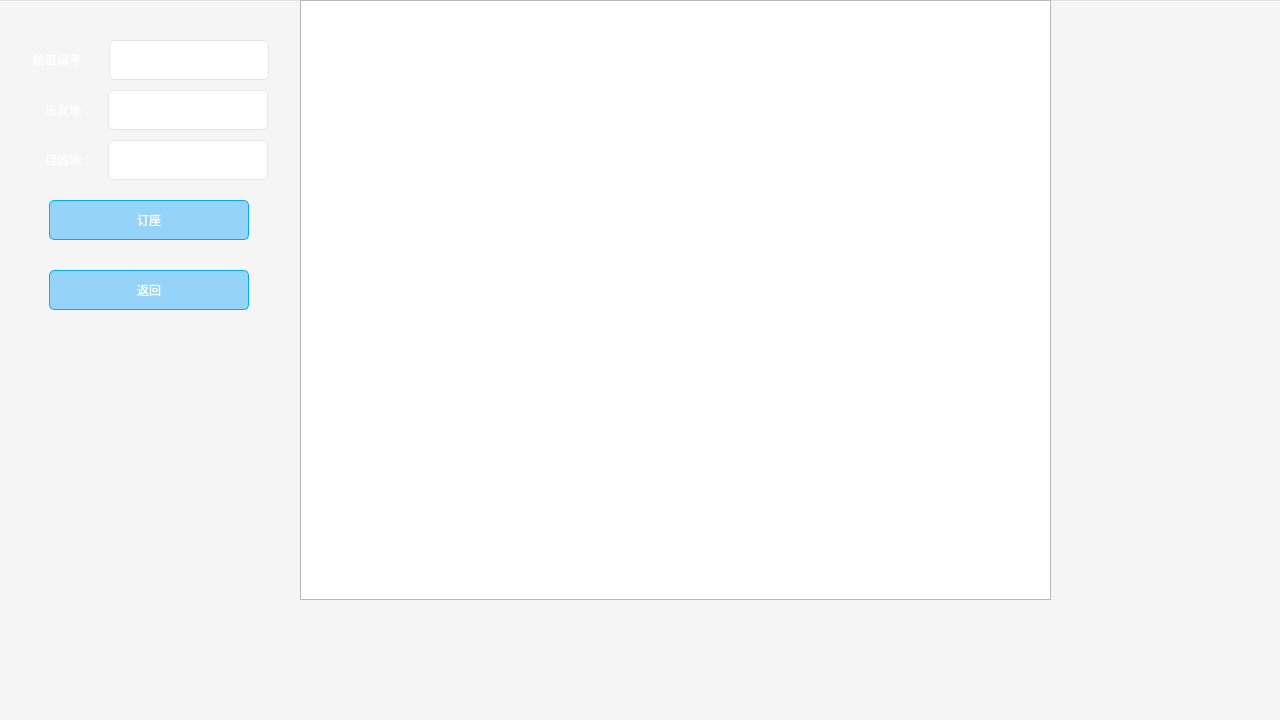
Qt form Pro1 mk34/book.ui (KamChiHei/330) before a commit.
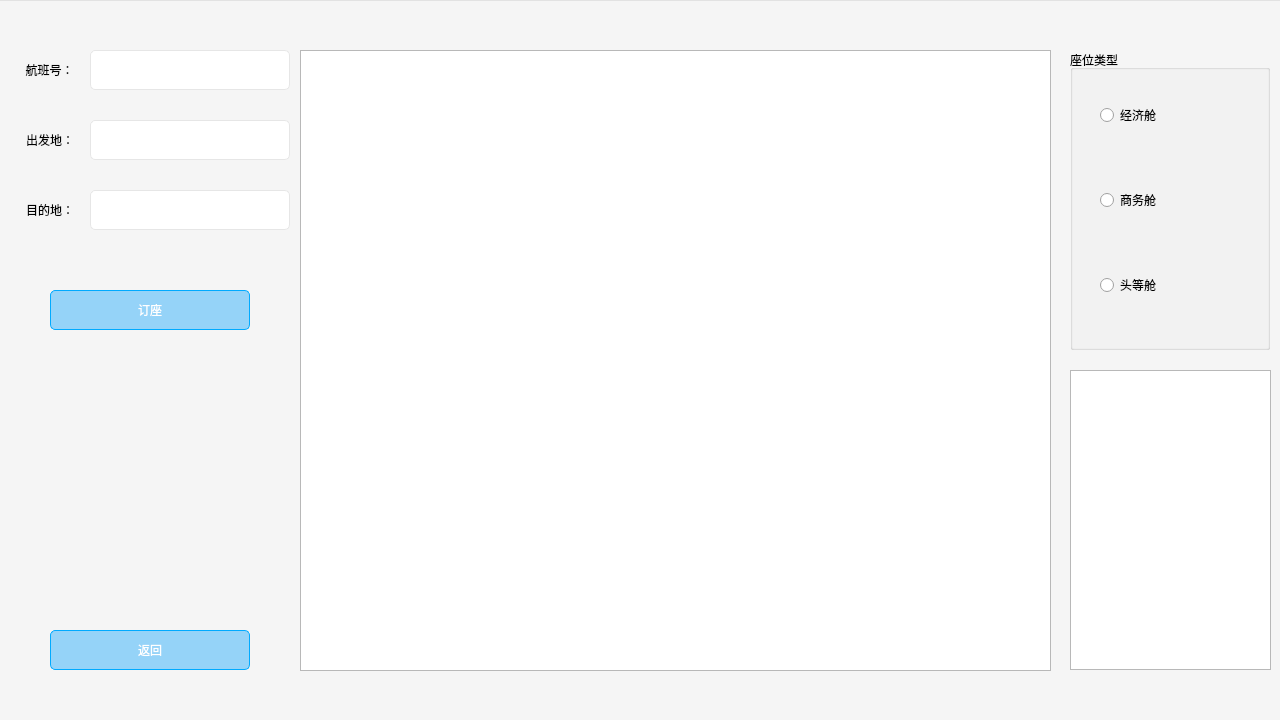
The same form after that commit. Icons and pictures are not drawn.

```diff
--- a/Pro1 mk34/book.ui
+++ b/Pro1 mk34/book.ui
@@ -17,15 +17,303 @@
    <iconset resource="icon.qrc">
     <normaloff>:/new/prefix1/iconANDpic/plane.png</normaloff>:/new/prefix1/iconANDpic/plane.png</iconset>
   </property>
+  <property name="styleSheet">
+   <string notr="true">QMainWindow#Book{
+background-image: url(:/new/prefix2/iconANDpic/book.jpg);
+}
+</string>
+  </property>
   <widget class="QWidget" name="centralwidget">
+   <widget class="QPushButton" name="Back">
+    <property name="geometry">
+     <rect>
+      <x>50</x>
+      <y>630</y>
+      <width>200</width>
+      <height>40</height>
+     </rect>
+    </property>
+    <property name="styleSheet">
+     <string notr="true">QPushButton {
+	font: 700 24pt &quot;微软雅黑&quot;;
+	color: rgb(255, 255, 255);
+
+
+background-color: rgba(0, 159, 252,100);
+
+   border: 1px solid rgb(0, 170, 255); 
+    border-radius: 5px;
+}
+
+QPushButton:hover {
+
+
+background-color: rgba(0, 159, 252,200);
+ 
+}</string>
+    </property>
+    <property name="text">
+     <string>返回</string>
+    </property>
+   </widget>
    <widget class="QTableView" name="Tickets">
     <property name="geometry">
      <rect>
       <x>300</x>
-      <y>0</y>
+      <y>50</y>
       <width>751</width>
-      <height>600</height>
+      <height>621</height>
      </rect>
+    </property>
+    <property name="font">
+     <font>
+      <family>微软雅黑</family>
+      <pointsize>10</pointsize>
+      <bold>true</bold>
+     </font>
+    </property>
+   </widget>
+   <widget class="QPushButton" name="BookButton">
+    <property name="geometry">
+     <rect>
+      <x>50</x>
+      <y>290</y>
+      <width>200</width>
+      <height>40</height>
+     </rect>
+    </property>
+    <property name="styleSheet">
+     <string notr="true">QPushButton {
+	font: 700 24pt &quot;微软雅黑&quot;;
+	color: rgb(255, 255, 255);
+
+
+background-color: rgba(0, 159, 252,100);
+
+   border: 1px solid rgb(0, 170, 255); 
+    border-radius: 5px;
+}
+
+QPushButton:hover {
+
+
+background-color: rgba(0, 159, 252,200);
+ 
+}</string>
+    </property>
+    <property name="text">
+     <string>订座</string>
+    </property>
+   </widget>
+   <widget class="QLabel" name="label_3">
+    <property name="geometry">
+     <rect>
+      <x>10</x>
+      <y>190</y>
+      <width>80</width>
+      <height>40</height>
+     </rect>
+    </property>
+    <property name="styleSheet">
+     <string notr="true">font: 700 14pt &quot;微软雅黑&quot;;</string>
+    </property>
+    <property name="text">
+     <string>目的地：</string>
+    </property>
+    <property name="alignment">
+     <set>Qt::AlignmentFlag::AlignCenter</set>
+    </property>
+   </widget>
+   <widget class="QLabel" name="label_2">
+    <property name="geometry">
+     <rect>
+      <x>10</x>
+      <y>120</y>
+      <width>80</width>
+      <height>40</height>
+     </rect>
+    </property>
+    <property name="styleSheet">
+     <string notr="true">font: 700 14pt &quot;微软雅黑&quot;;</string>
+    </property>
+    <property name="text">
+     <string>出发地：</string>
+    </property>
+    <property name="alignment">
+     <set>Qt::AlignmentFlag::AlignCenter</set>
+    </property>
+   </widget>
+   <widget class="QLabel" name="label_5">
+    <property name="geometry">
+     <rect>
+      <x>9</x>
+      <y>50</y>
+      <width>81</width>
+      <height>40</height>
+     </rect>
+    </property>
+    <property name="styleSheet">
+     <string notr="true">font: 700 14pt &quot;微软雅黑&quot;;</string>
+    </property>
+    <property name="text">
+     <string>航班号：</string>
+    </property>
+    <property name="alignment">
+     <set>Qt::AlignmentFlag::AlignCenter</set>
+    </property>
+   </widget>
+   <widget class="QGroupBox" name="groupBox">
+    <property name="geometry">
+     <rect>
+      <x>1070</x>
+      <y>50</y>
+      <width>200</width>
+      <height>300</height>
+     </rect>
+    </property>
+    <property name="styleSheet">
+     <string notr="true">font: 700 20pt &quot;微软雅黑&quot;;</string>
+    </property>
+    <property name="title">
+     <string>座位类型</string>
+    </property>
+    <widget class="QRadioButton" name="jjBt">
+     <property name="geometry">
+      <rect>
+       <x>30</x>
+       <y>45</y>
+       <width>120</width>
+       <height>40</height>
+      </rect>
+     </property>
+     <property name="styleSheet">
+      <string notr="true">font: 700 16pt &quot;微软雅黑&quot;;</string>
+     </property>
+     <property name="text">
+      <string>经济舱</string>
+     </property>
+    </widget>
+    <widget class="QRadioButton" name="swBt">
+     <property name="geometry">
+      <rect>
+       <x>30</x>
+       <y>130</y>
+       <width>121</width>
+       <height>40</height>
+      </rect>
+     </property>
+     <property name="styleSheet">
+      <string notr="true">font: 700 16pt &quot;微软雅黑&quot;;</string>
+     </property>
+     <property name="text">
+      <string>商务舱</string>
+     </property>
+    </widget>
+    <widget class="QRadioButton" name="tdBt">
+     <property name="geometry">
+      <rect>
+       <x>30</x>
+       <y>215</y>
+       <width>121</width>
+       <height>40</height>
+      </rect>
+     </property>
+     <property name="styleSheet">
+      <string notr="true">font: 700 16pt &quot;微软雅黑&quot;;</string>
+     </property>
+     <property name="text">
+      <string>头等舱</string>
+     </property>
+    </widget>
+   </widget>
+   <widget class="QTableView" name="Seats">
+    <property name="geometry">
+     <rect>
+      <x>1070</x>
+      <y>370</y>
+      <width>201</width>
+      <height>300</height>
+     </rect>
+    </property>
+    <property name="font">
+     <font>
+      <family>微软雅黑</family>
+      <pointsize>10</pointsize>
+      <bold>true</bold>
+     </font>
+    </property>
+    <attribute name="horizontalHeaderDefaultSectionSize">
+     <number>200</number>
+    </attribute>
+   </widget>
+   <widget class="QLabel" name="errorLb">
+    <property name="geometry">
+     <rect>
+      <x>50</x>
+      <y>250</y>
+      <width>200</width>
+      <height>40</height>
+     </rect>
+    </property>
+    <property name="text">
+     <string/>
+    </property>
+   </widget>
+   <widget class="QLineEdit" name="flight_idEdit">
+    <property name="geometry">
+     <rect>
+      <x>90</x>
+      <y>50</y>
+      <width>200</width>
+      <height>40</height>
+     </rect>
+    </property>
+    <property name="styleSheet">
+     <string notr="true">
+	font: 16pt &quot;Microsoft YaHei UI&quot;;
+    border: 1px solid rgb(230, 230, 230);
+    border-radius: 5px;
+
+</string>
+    </property>
+   </widget>
+   <widget class="QLineEdit" name="fEdit">
+    <property name="geometry">
+     <rect>
+      <x>90</x>
+      <y>120</y>
+      <width>200</width>
+      <height>40</height>
+     </rect>
+    </property>
+    <property name="styleSheet">
+     <string notr="true">
+	font: 16pt &quot;Microsoft YaHei UI&quot;;
+    border: 1px solid rgb(230, 230, 230);
+    border-radius: 5px;
+
+</string>
+    </property>
+   </widget>
+   <widget class="QLineEdit" name="tEdit">
+    <property name="geometry">
+     <rect>
+      <x>90</x>
+      <y>190</y>
+      <width>200</width>
+      <height>40</height>
+     </rect>
+    </property>
+    <property name="styleSheet">
+     <string notr="true">
+	font: 16pt &quot;Microsoft YaHei UI&quot;;
+    border: 1px solid rgb(230, 230, 230);
+    border-radius: 5px;
+
+</string>
+    </property>
+    <property name="text">
+     <string/>
     </property>
    </widget>
    <widget class="QFrame" name="frame">
@@ -34,16 +322,11 @@
       <x>-1</x>
       <y>0</y>
       <width>1282</width>
-      <height>721</height>
+      <height>722</height>
      </rect>
     </property>
     <property name="styleSheet">
-     <string notr="true">QFrame#frame{
-
-background-color: rgba(255, 255, 255, 100);
-background-image: url(:/new/prefix2/iconANDpic/book.jpg);
-}
-</string>
+     <string notr="true">background-color: rgba(255, 255, 255, 100);</string>
     </property>
     <property name="frameShape">
      <enum>QFrame::Shape::StyledPanel</enum>
@@ -51,182 +334,20 @@
     <property name="frameShadow">
      <enum>QFrame::Shadow::Raised</enum>
     </property>
-    <widget class="QLineEdit" name="flight_idEdit">
-     <property name="geometry">
-      <rect>
-       <x>110</x>
-       <y>40</y>
-       <width>160</width>
-       <height>40</height>
-      </rect>
-     </property>
-     <property name="styleSheet">
-      <string notr="true">
-	font: 16pt &quot;Microsoft YaHei UI&quot;;
-    border: 1px solid rgb(230, 230, 230);
-    border-radius: 5px;
-
-</string>
-     </property>
-    </widget>
-    <widget class="QLineEdit" name="fEdit">
-     <property name="geometry">
-      <rect>
-       <x>109</x>
-       <y>90</y>
-       <width>160</width>
-       <height>40</height>
-      </rect>
-     </property>
-     <property name="styleSheet">
-      <string notr="true">
-	font: 16pt &quot;Microsoft YaHei UI&quot;;
-    border: 1px solid rgb(230, 230, 230);
-    border-radius: 5px;
-
-</string>
-     </property>
-    </widget>
-    <widget class="QLineEdit" name="tEdit">
-     <property name="geometry">
-      <rect>
-       <x>109</x>
-       <y>140</y>
-       <width>160</width>
-       <height>40</height>
-      </rect>
-     </property>
-     <property name="styleSheet">
-      <string notr="true">
-	font: 16pt &quot;Microsoft YaHei UI&quot;;
-    border: 1px solid rgb(230, 230, 230);
-    border-radius: 5px;
-
-</string>
-     </property>
-     <property name="text">
-      <string/>
-     </property>
-    </widget>
-    <widget class="QPushButton" name="BookButton">
-     <property name="geometry">
-      <rect>
-       <x>50</x>
-       <y>200</y>
-       <width>200</width>
-       <height>40</height>
-      </rect>
-     </property>
-     <property name="styleSheet">
-      <string notr="true">QPushButton {
-
-	background-color: rgba(0, 159, 252,100);
-
-	font: 700 16pt &quot;微软雅黑&quot;;
-	color: rgb(255, 255, 255);
-border: 1px solid rgb(0, 170, 255); 
-    border-radius: 5px;
-}
-
-QPushButton:hover {  
-	background-color: rgba(0, 159, 252,200);
-}</string>
-     </property>
-     <property name="text">
-      <string>订座</string>
-     </property>
-    </widget>
-    <widget class="QPushButton" name="Back">
-     <property name="geometry">
-      <rect>
-       <x>50</x>
-       <y>270</y>
-       <width>200</width>
-       <height>40</height>
-      </rect>
-     </property>
-     <property name="styleSheet">
-      <string notr="true">QPushButton {
-
-	background-color: rgba(0, 159, 252,100);
-
-	font: 700 16pt &quot;微软雅黑&quot;;
-	color: rgb(255, 255, 255);
-border: 1px solid rgb(0, 170, 255); 
-    border-radius: 5px;
-}
-
-QPushButton:hover {  
-	background-color: rgba(0, 159, 252,200);
-}</string>
-     </property>
-     <property name="text">
-      <string>返回</string>
-     </property>
-    </widget>
-    <widget class="QLabel" name="label_4">
-     <property name="geometry">
-      <rect>
-       <x>9</x>
-       <y>40</y>
-       <width>101</width>
-       <height>40</height>
-      </rect>
-     </property>
-     <property name="styleSheet">
-      <string notr="true">font: 700 16pt &quot;微软雅黑&quot;;
-color: rgb(255, 255, 255);</string>
-     </property>
-     <property name="text">
-      <string>航班编号:</string>
-     </property>
-     <property name="alignment">
-      <set>Qt::AlignmentFlag::AlignCenter</set>
-     </property>
-    </widget>
-    <widget class="QLabel" name="label_3">
-     <property name="geometry">
-      <rect>
-       <x>30</x>
-       <y>140</y>
-       <width>80</width>
-       <height>40</height>
-      </rect>
-     </property>
-     <property name="styleSheet">
-      <string notr="true">font: 700 16pt &quot;微软雅黑&quot;;
-color: rgb(255, 255, 255);</string>
-     </property>
-     <property name="text">
-      <string>目的地：</string>
-     </property>
-     <property name="alignment">
-      <set>Qt::AlignmentFlag::AlignCenter</set>
-     </property>
-    </widget>
-    <widget class="QLabel" name="label_2">
-     <property name="geometry">
-      <rect>
-       <x>30</x>
-       <y>90</y>
-       <width>80</width>
-       <height>40</height>
-      </rect>
-     </property>
-     <property name="styleSheet">
-      <string notr="true">font: 700 16pt &quot;微软雅黑&quot;;
-color: rgb(255, 255, 255);</string>
-     </property>
-     <property name="text">
-      <string>出发地：</string>
-     </property>
-     <property name="alignment">
-      <set>Qt::AlignmentFlag::AlignCenter</set>
-     </property>
-    </widget>
    </widget>
    <zorder>frame</zorder>
+   <zorder>Back</zorder>
    <zorder>Tickets</zorder>
+   <zorder>BookButton</zorder>
+   <zorder>label_3</zorder>
+   <zorder>label_2</zorder>
+   <zorder>label_5</zorder>
+   <zorder>groupBox</zorder>
+   <zorder>Seats</zorder>
+   <zorder>errorLb</zorder>
+   <zorder>flight_idEdit</zorder>
+   <zorder>fEdit</zorder>
+   <zorder>tEdit</zorder>
   </widget>
  </widget>
  <resources>
```
